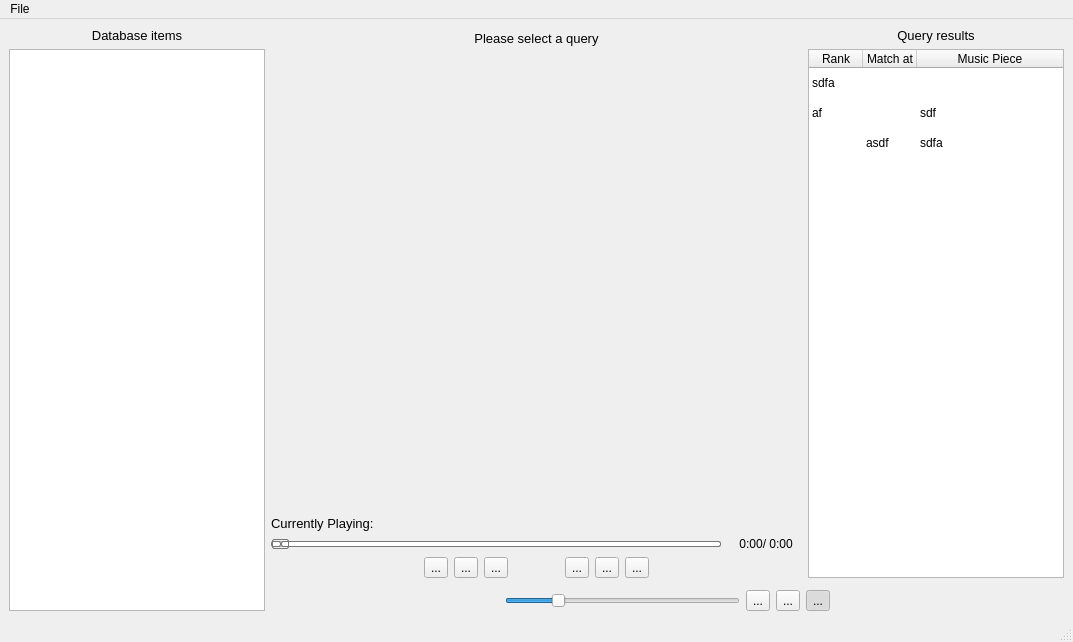
Before: the Qt Designer form GUI.ui in Ephiriel/MusicPieceRecognition, drawn with Qt 5.
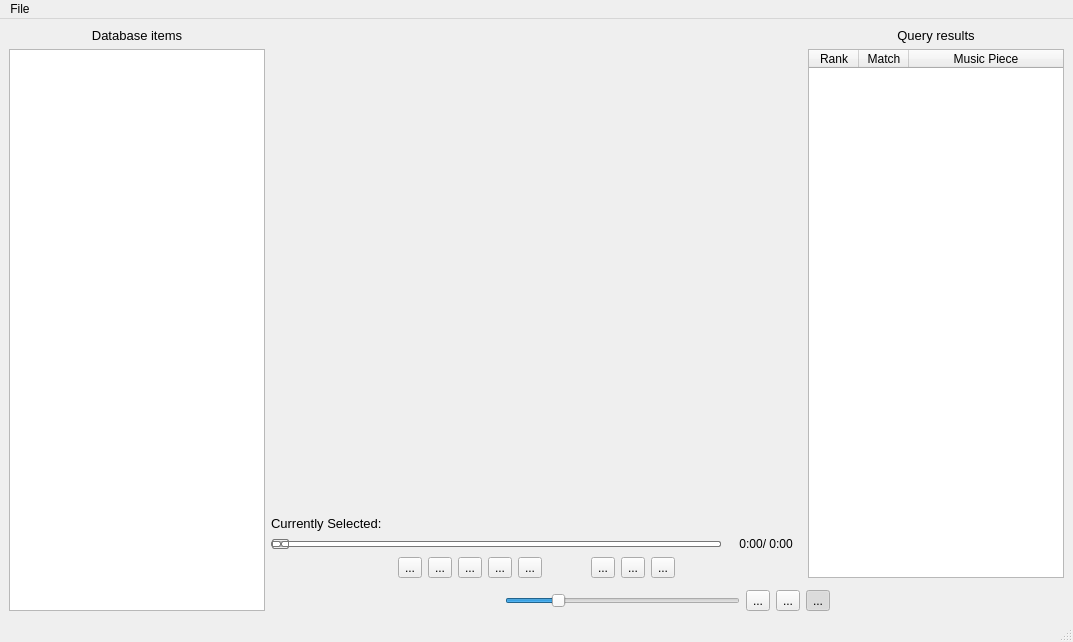
After: the same form once the commit is applied. Icons and pictures are not drawn. Custom widgets are drawn as their Qt base class.

Commit message: query function added bugfixes in midi-drawer added some new gui elements

Patch:
```diff
--- a/GUI.ui
+++ b/GUI.ui
@@ -85,21 +85,6 @@
                   </property>
                  </spacer>
                 </item>
-                <item>
-                 <widget class="QLabel" name="query_name_label">
-                  <property name="font">
-                   <font>
-                    <pointsize>10</pointsize>
-                   </font>
-                  </property>
-                  <property name="text">
-                   <string>Please select a query</string>
-                  </property>
-                  <property name="alignment">
-                   <set>Qt::AlignCenter</set>
-                  </property>
-                 </widget>
-                </item>
                 <item>
                  <spacer name="horizontalSpacer">
                   <property name="orientation">
@@ -146,7 +131,7 @@
                    </font>
                   </property>
                   <property name="text">
-                   <string>Currently Playing:</string>
+                   <string>Currently Selected:</string>
                   </property>
                   <property name="textFormat">
                    <enum>Qt::AutoText</enum>
@@ -305,6 +290,34 @@
                   </property>
                  </spacer>
                 </item>
+                <item>
+                 <widget class="QToolButton" name="open_temp_folder">
+                  <property name="toolTip">
+                   <string>Opens selection of previously recorded queries</string>
+                  </property>
+                  <property name="text">
+                   <string>...</string>
+                  </property>
+                  <property name="icon">
+                   <iconset>
+                    <normaloff>icons/archive-folder.png</normaloff>icons/archive-folder.png</iconset>
+                  </property>
+                 </widget>
+                </item>
+                <item>
+                 <widget class="QToolButton" name="load_last_query_button">
+                  <property name="toolTip">
+                   <string>Load last query</string>
+                  </property>
+                  <property name="text">
+                   <string>...</string>
+                  </property>
+                  <property name="icon">
+                   <iconset>
+                    <normaloff>icons/replace.png</normaloff>icons/replace.png</iconset>
+                  </property>
+                 </widget>
+                </item>
                 <item>
                  <widget class="QToolButton" name="open_query_button">
                   <property name="toolTip">
@@ -392,7 +405,12 @@
                   </property>
                   <property name="icon">
                    <iconset>
-                    <normaloff>icons/record.png</normaloff>icons/record.png</iconset>
+                    <normaloff>icons/record.png</normaloff>
+                    <normalon>icons/recording.png</normalon>
+                    <disabledon>icons/recording.png</disabledon>icons/record.png</iconset>
+                  </property>
+                  <property name="checkable">
+                   <bool>true</bool>
                   </property>
                  </widget>
                 </item>
@@ -465,6 +483,12 @@
             <property name="enabled">
              <bool>true</bool>
             </property>
+            <property name="minimumSize">
+             <size>
+              <width>200</width>
+              <height>200</height>
+             </size>
+            </property>
             <property name="editTriggers">
              <set>QAbstractItemView::NoEditTriggers</set>
             </property>
@@ -490,7 +514,7 @@
              <bool>false</bool>
             </attribute>
             <attribute name="horizontalHeaderDefaultSectionSize">
-             <number>54</number>
+             <number>50</number>
             </attribute>
             <attribute name="horizontalHeaderHighlightSections">
              <bool>false</bool>
@@ -504,61 +528,30 @@
             <attribute name="verticalHeaderVisible">
              <bool>false</bool>
             </attribute>
-            <row>
-             <property name="text">
-              <string>Neue Zeile</string>
-             </property>
-            </row>
-            <row>
-             <property name="text">
-              <string>Neue Zeile</string>
-             </property>
-            </row>
-            <row>
-             <property name="text">
-              <string>Neue Zeile</string>
-             </property>
-            </row>
             <column>
              <property name="text">
               <string>Rank</string>
              </property>
+             <property name="textAlignment">
+              <set>AlignCenter</set>
+             </property>
             </column>
             <column>
              <property name="text">
-              <string>Match at</string>
+              <string>Match</string>
+             </property>
+             <property name="textAlignment">
+              <set>AlignCenter</set>
              </property>
             </column>
             <column>
              <property name="text">
               <string>Music Piece</string>
              </property>
+             <property name="textAlignment">
+              <set>AlignCenter</set>
+             </property>
             </column>
-            <item row="0" column="0">
-             <property name="text">
-              <string>sdfa</string>
-             </property>
-            </item>
-            <item row="1" column="0">
-             <property name="text">
-              <string>af</string>
-             </property>
-            </item>
-            <item row="1" column="2">
-             <property name="text">
-              <string>sdf</string>
-             </property>
-            </item>
-            <item row="2" column="1">
-             <property name="text">
-              <string>asdf</string>
-             </property>
-            </item>
-            <item row="2" column="2">
-             <property name="text">
-              <string>sdfa</string>
-             </property>
-            </item>
            </widget>
           </item>
          </layout>
```
Left out of the diff: 22 changed lines with no effect on the pictures. The commit also changes 3289 other files.
